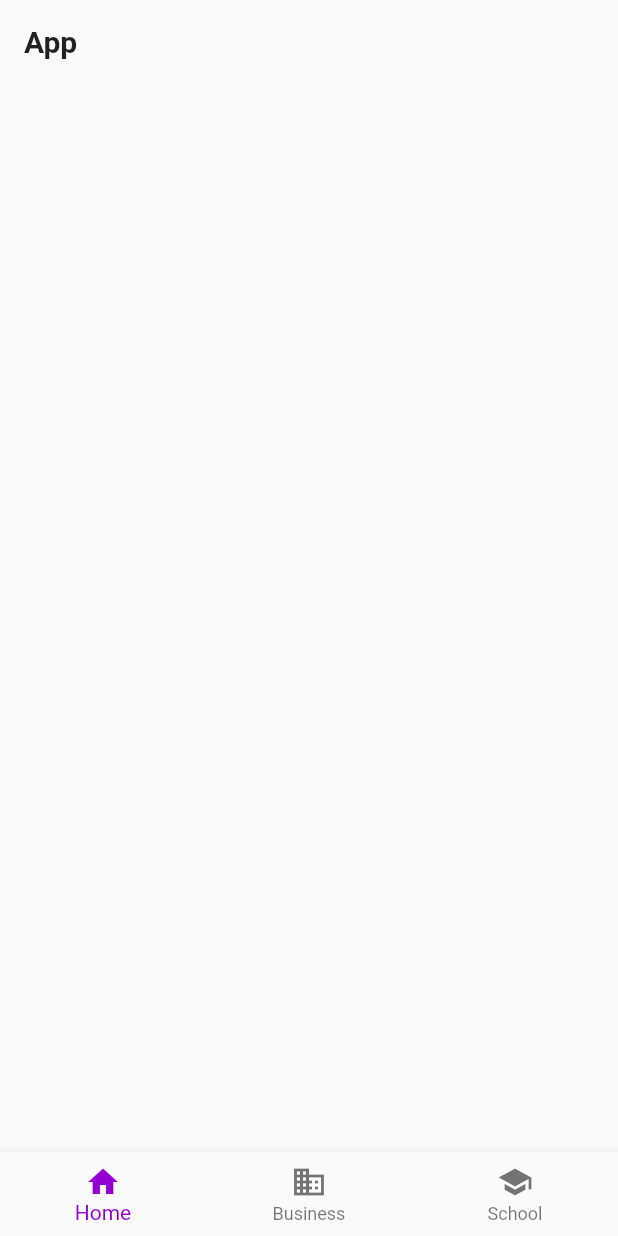
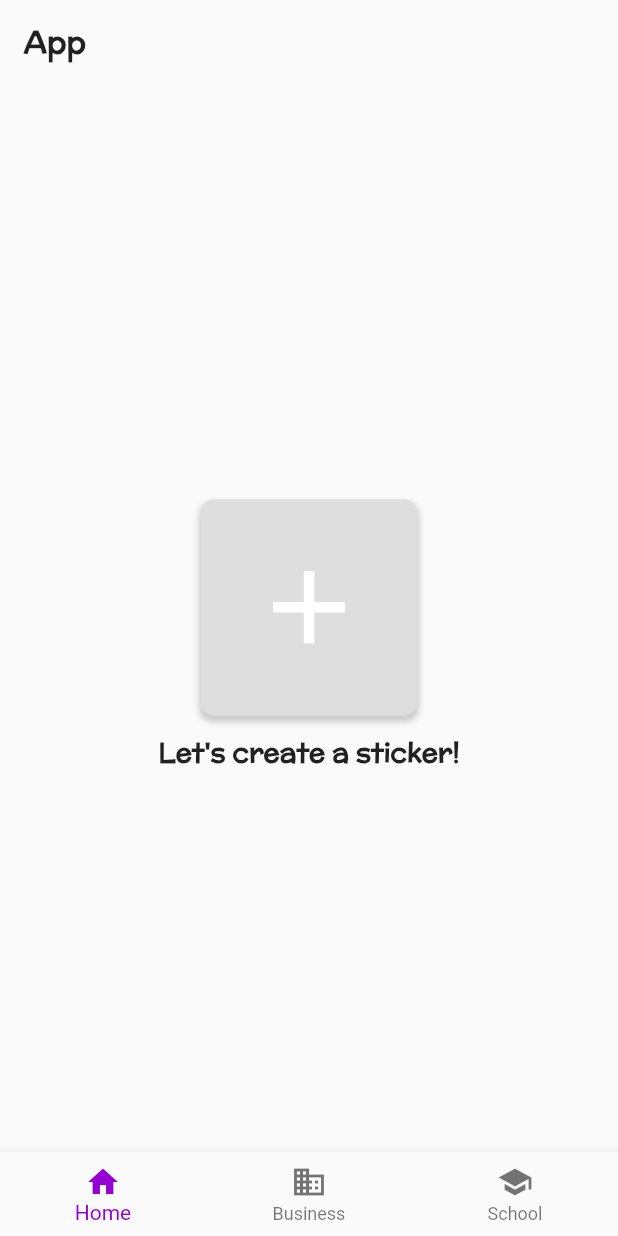
Before and after one commit to Aziz-T/whatsapp-sticker-maker-app-with-flutter, a Flutter app: the screen it shows after launch, on a phone screen of 412 x 824 dp. Run offline on Flutter 3.47's test engine with Material 2 defaults, Android fonts, the phone set to English and light mode, and no system bars; our stand-ins replace get, google_fonts, image_picker.

Commit message:
second commit

```diff
--- a/lib/app.dart
+++ b/lib/app.dart
@@ -1,4 +1,5 @@
 import 'package:flutter/material.dart';
+import 'package:get/get.dart';
 import 'package:wpstickermaker/pages/main_page/main_page.dart';
 
 class App extends StatefulWidget {
@@ -11,7 +12,8 @@ class App extends StatefulWidget {
 class _AppState extends State<App> {
   @override
   Widget build(BuildContext context) {
-    return  const MaterialApp(
+    return  const GetMaterialApp(
+      debugShowCheckedModeBanner: false,
       home: MainPage(),
     );
   }
--- a/lib/main.dart
+++ b/lib/main.dart
@@ -1,5 +1,6 @@
 import 'package:flutter/material.dart';
 import 'package:provider/provider.dart';
+import 'package:wpstickermaker/providers/home_page_provider/home_page_provider.dart';
 import 'package:wpstickermaker/providers/main_page_provider/main_page_provider.dart';
 
 import 'app.dart';
@@ -7,5 +8,6 @@ import 'app.dart';
 void main() {
   runApp(MultiProvider(providers: [
     ChangeNotifierProvider(create: (context) => MainPageProvider()),
+    ChangeNotifierProvider(create: (context) => HomePageProvider()),
   ], child: const App()));
 }
--- a/lib/pages/home_page/home_page.dart
+++ b/lib/pages/home_page/home_page.dart
@@ -1,6 +1,10 @@
 import 'package:flutter/cupertino.dart';
 import 'package:flutter/material.dart';
+import 'package:google_fonts/google_fonts.dart';
+import 'package:provider/provider.dart';
+import 'package:wpstickermaker/providers/home_page_provider/home_page_provider.dart';
 import 'package:wpstickermaker/widgets/app_bar/my_app_bar.dart';
+import 'package:wpstickermaker/widgets/create_stickers_button/create_stickers_button.dart';
 
 class HomePage extends StatefulWidget {
   const HomePage({Key? key}) : super(key: key);
@@ -13,7 +17,38 @@ class _HomePageState extends State<HomePage> {
   @override
   Widget build(BuildContext context) {
     return Scaffold(
-      appBar: MyAppBar(),
+      appBar: const MyAppBar(),
+      body: homePageBody(context),
+    );
+  }
+
+  Widget homePageBody(BuildContext context) {
+    final size = MediaQuery.of(context).size;
+    return Container(
+      width: size.width,
+      child: Column(
+        crossAxisAlignment: CrossAxisAlignment.center,
+        mainAxisAlignment: MainAxisAlignment.center,
+        children: [
+          CreateStickerButton(
+            onTap: () {
+              context.read<HomePageProvider>().getImage();
+            },
+          ),
+          SizedBox(
+            height: 12,
+          ),
+          buildText()
+        ],
+      ),
+    );
+  }
+
+  Text buildText() {
+    return Text(
+      "Let's create a sticker!",
+      style: TextStyle(
+          fontSize: 18, fontWeight: FontWeight.w600, fontFamily: 'McLaren'),
     );
   }
 }
--- /dev/null
+++ b/lib/providers/home_page_provider/home_page_provider.dart
@@ -0,0 +1,24 @@
+
+import 'package:flutter/material.dart';
+import 'package:get/get.dart';
+import 'package:get/get_core/src/get_main.dart';
+import 'package:image_picker/image_picker.dart';
+import 'package:wpstickermaker/pages/image_editing_page/image_edit_page.dart';
+
+class HomePageProvider extends ChangeNotifier{
+
+  final ImagePicker _picker = ImagePicker();
+
+
+  Future<void> getImage() async {
+    // final XFile? image = await _picker.pickImage(source: ImageSource.gallery);
+    // Capture a photo
+    // final XFile? photo = await _picker.pickImage(source: ImageSource.camera);
+
+    Get.to(()=>ImageEditPage());
+
+  }
+
+
+
+}
--- a/lib/values/colors/my_colors.dart
+++ b/lib/values/colors/my_colors.dart
@@ -22,4 +22,7 @@ class MyColors{
   static const whiteGreen = Color.fromARGB(255, 236,239,163);
   static const lightWhiteGreen = Color.fromARGB(255, 246,245,197);
 
+
+  static const lowGrey = Color.fromARGB(255, 222, 222, 222);
+
 }
--- a/lib/widgets/app_bar/my_app_bar.dart
+++ b/lib/widgets/app_bar/my_app_bar.dart
@@ -7,12 +7,16 @@ class MyAppBar extends StatelessWidget implements PreferredSizeWidget {
   @override
   Widget build(BuildContext context) {
     return AppBar(
-      title: Text( title ??"App"),
+      toolbarHeight: 56,
+      title: Text(
+        title ?? "App",
+        style: TextStyle(fontFamily: 'McLaren'),
+      ),
       elevation: 0,
       backgroundColor: Colors.transparent,
-      titleTextStyle: TextStyle(color: Colors.black87,
-      fontSize: 20,
-      fontWeight: FontWeight.bold),
+      titleTextStyle: TextStyle(
+          color: Colors.black87, fontSize: 20, fontWeight: FontWeight.bold),
+      automaticallyImplyLeading: false,
     );
   }
 
--- /dev/null
+++ b/lib/widgets/create_stickers_button/create_stickers_button.dart
@@ -0,0 +1,32 @@
+import 'package:flutter/material.dart';
+import 'package:wpstickermaker/values/colors/my_colors.dart';
+
+class CreateStickerButton extends StatelessWidget {
+  final VoidCallback? onTap;
+  const CreateStickerButton({Key? key, this.onTap}) : super(key: key);
+
+  @override
+  Widget build(BuildContext context) {
+    final size = MediaQuery.of(context).size;
+    return InkWell(
+      onTap: onTap,
+      child: Container(
+        height: size.width*0.35,
+        width: size.width*0.35,
+        child: Icon(Icons.add, size: size.width*0.2, color: Colors.white,),
+        decoration: BoxDecoration(
+          color: MyColors.lowGrey,
+          borderRadius: BorderRadius.circular(9),
+          boxShadow: [
+            BoxShadow(
+              color: Colors.grey.withOpacity(0.5),
+              spreadRadius: 1,
+              blurRadius: 3,
+              offset: Offset(0, 3), // changes position of shadow
+            ),
+          ]
+        ),
+      ),
+    );
+  }
+}
```
Also changed, not shown: lib/pages/image_editing_page/image_edit_page.dart (added, +30 -0 lines), lib/widgets/edit_page_toolmenu/edit_tool_menu.dart (added, +53 -0 lines), pubspec.yaml (+11 -11 lines), assets/fonts/McLaren-Regular.ttf (added), pubspec.lock.
